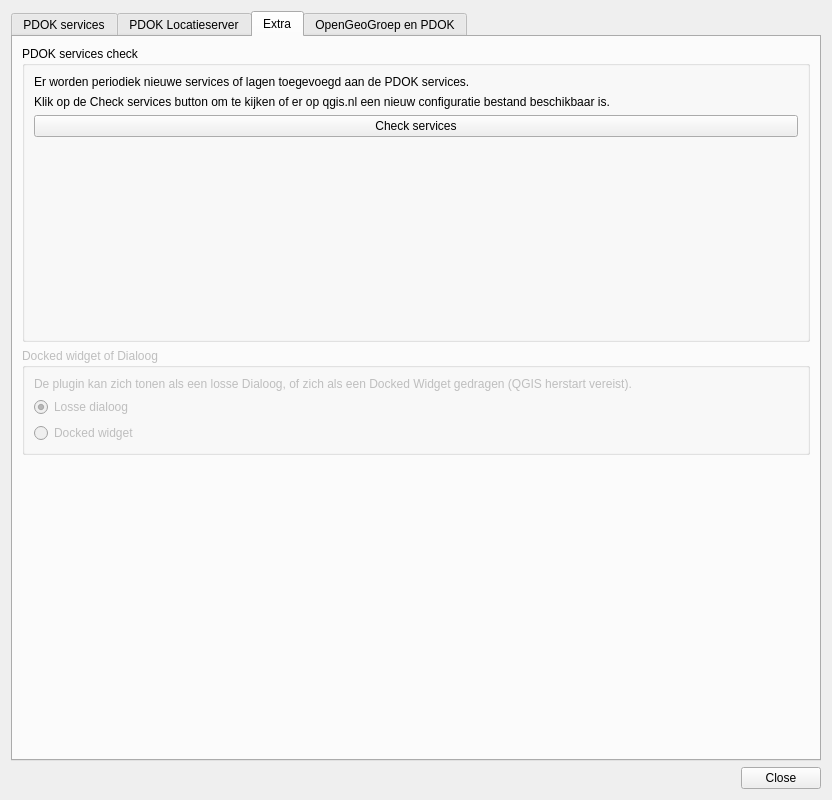
The window that ui_pdokservicesplugindialog.ui (rduivenvoorde/pdokservicesplugin) describes before a commit, drawn with Qt 5.
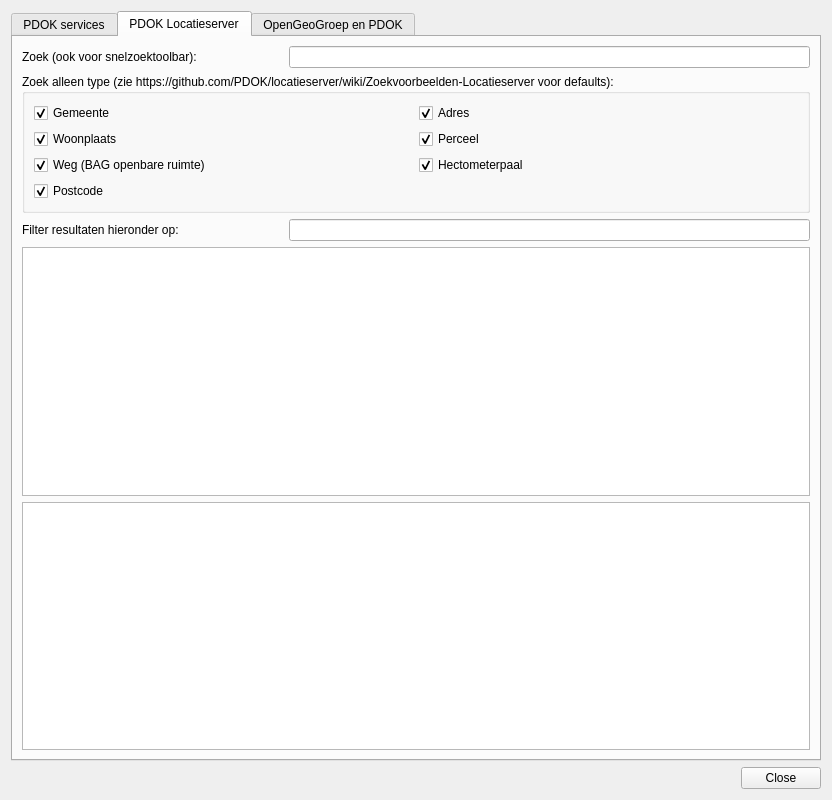
The same window after the commit. The open tabs and pages were chosen to show the change. Icons and pictures are not drawn.

Commit message: Cleanup of dock widget stuff and JSON reload

Patch:
```diff
--- a/ui_pdokservicesplugindialog.ui
+++ b/ui_pdokservicesplugindialog.ui
@@ -197,117 +197,6 @@
        </item>
       </layout>
      </widget>
-     <widget class="QWidget" name="tab_4">
-      <attribute name="title">
-       <string>Extra</string>
-      </attribute>
-      <layout class="QGridLayout" name="gridLayout">
-       <item row="0" column="0">
-        <widget class="QGroupBox" name="groupBox">
-         <property name="title">
-          <string>PDOK services check</string>
-         </property>
-         <layout class="QVBoxLayout" name="verticalLayout_2">
-          <item>
-           <widget class="QLabel" name="label_3">
-            <property name="text">
-             <string>Er worden periodiek nieuwe services of lagen toegevoegd aan de PDOK services.</string>
-            </property>
-            <property name="wordWrap">
-             <bool>true</bool>
-            </property>
-           </widget>
-          </item>
-          <item>
-           <widget class="QLabel" name="label_4">
-            <property name="text">
-             <string>Klik op de Check services button om te kijken of er op qgis.nl een nieuw configuratie bestand beschikbaar is.</string>
-            </property>
-            <property name="wordWrap">
-             <bool>true</bool>
-            </property>
-           </widget>
-          </item>
-          <item>
-           <widget class="QPushButton" name="btn_check_pdokjson">
-            <property name="text">
-             <string>Check services</string>
-            </property>
-           </widget>
-          </item>
-          <item>
-           <spacer name="verticalSpacer">
-            <property name="orientation">
-             <enum>Qt::Vertical</enum>
-            </property>
-            <property name="sizeHint" stdset="0">
-             <size>
-              <width>20</width>
-              <height>40</height>
-             </size>
-            </property>
-           </spacer>
-          </item>
-         </layout>
-        </widget>
-       </item>
-       <item row="1" column="0">
-        <widget class="QGroupBox" name="groupBox_2">
-         <property name="enabled">
-          <bool>false</bool>
-         </property>
-         <property name="title">
-          <string>Docked widget of Dialoog</string>
-         </property>
-         <layout class="QVBoxLayout" name="verticalLayout_3">
-          <item>
-           <widget class="QLabel" name="label_5">
-            <property name="text">
-             <string>De plugin kan zich tonen als een losse Dialoog, of zich als een Docked Widget gedragen (QGIS herstart vereist).</string>
-            </property>
-            <property name="wordWrap">
-             <bool>true</bool>
-            </property>
-           </widget>
-          </item>
-          <item>
-           <widget class="QRadioButton" name="radio_dialog">
-            <property name="enabled">
-             <bool>false</bool>
-            </property>
-            <property name="text">
-             <string>Losse dialoog</string>
-            </property>
-            <property name="checked">
-             <bool>true</bool>
-            </property>
-           </widget>
-          </item>
-          <item>
-           <widget class="QRadioButton" name="radio_docked_widget">
-            <property name="text">
-             <string>Docked widget</string>
-            </property>
-           </widget>
-          </item>
-         </layout>
-        </widget>
-       </item>
-       <item row="2" column="0">
-        <spacer name="verticalSpacer_2">
-         <property name="orientation">
-          <enum>Qt::Vertical</enum>
-         </property>
-         <property name="sizeHint" stdset="0">
-          <size>
-           <width>20</width>
-           <height>40</height>
-          </size>
-         </property>
-        </spacer>
-       </item>
-      </layout>
-     </widget>
      <widget class="QWidget" name="tab">
       <attribute name="title">
        <string>OpenGeoGroep en PDOK</string>
```
Left out of the diff: 2 changed lines with no effect on the pictures. The commit also changes 5 other files.
